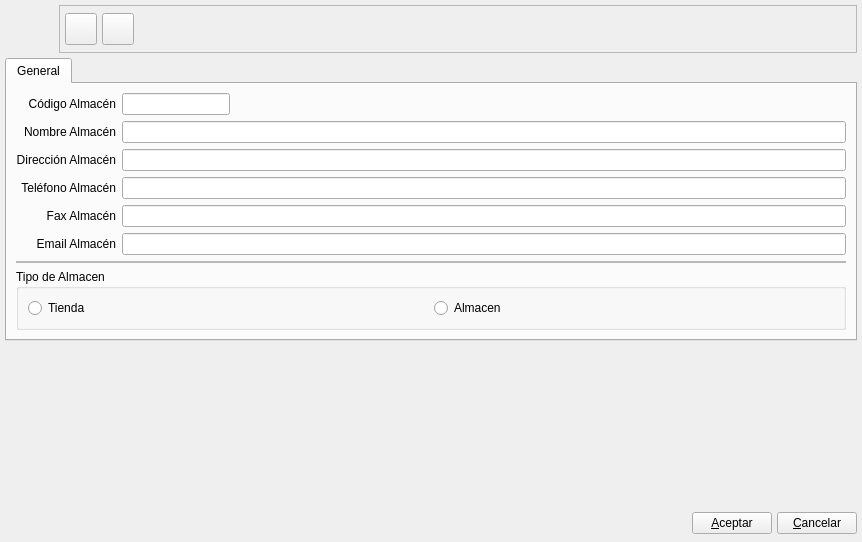
Before: the Qt Designer form bulmages/bulmacont/plugins/pluginproyectos/proyectobase.ui in eboladev/Bulmages-1, drawn with Qt 5.
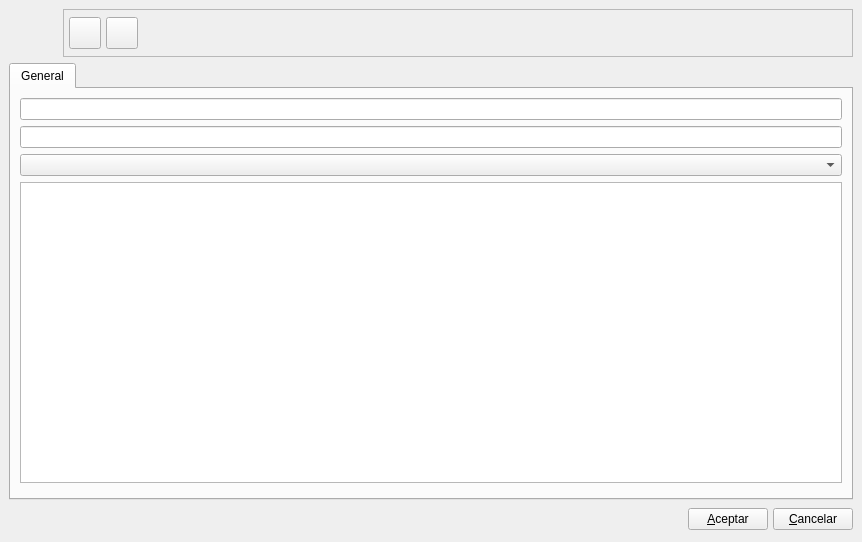
After: the same form once the commit is applied. Icons and pictures are not drawn. Custom widgets are drawn as their Qt base class.

Commit message: Arreglo la ventana de presupuestos contables y hago algunas mejoras adicionales al plugin de validacion de usuarios con centralita telefonica.

Diff of the .ui file:
```diff
--- a/bulmages/bulmacont/plugins/pluginproyectos/proyectobase.ui
+++ b/bulmages/bulmacont/plugins/pluginproyectos/proyectobase.ui
@@ -18,10 +18,10 @@
   </property>
   <layout class="QVBoxLayout" >
    <property name="margin" >
-    <number>5</number>
+    <number>9</number>
    </property>
    <property name="spacing" >
-    <number>5</number>
+    <number>6</number>
    </property>
    <item>
     <layout class="QHBoxLayout" >
@@ -176,36 +176,16 @@
        <property name="spacing" >
         <number>6</number>
        </property>
-       <item row="7" column="0" colspan="3" >
-        <widget class="QGroupBox" name="groupBox" >
-         <property name="title" >
-          <string>Tipo de Almacen</string>
-         </property>
-         <layout class="QHBoxLayout" >
-          <property name="margin" >
-           <number>9</number>
-          </property>
-          <property name="spacing" >
-           <number>6</number>
-          </property>
-          <item>
-           <widget class="QRadioButton2" name="mui_tipoalmacen_t" >
-            <property name="text" >
-             <string>Tienda</string>
-            </property>
-           </widget>
-          </item>
-          <item>
-           <widget class="QRadioButton2" name="mui_tipoalmacen_a" >
-            <property name="text" >
-             <string>Almacen</string>
-            </property>
-           </widget>
-          </item>
-         </layout>
-        </widget>
+       <item row="2" column="0" >
+        <widget class="BusquedaCCoste" name="mui_idc_coste" />
        </item>
-       <item row="6" column="0" colspan="3" >
+       <item row="3" column="0" >
+        <widget class="QTextEdit" name="mui_comentpresupuestoc" />
+       </item>
+       <item row="0" column="0" >
+        <widget class="QLineEdit" name="mui_nompresupuestoc" />
+       </item>
+       <item row="4" column="0" >
         <widget class="QFrame" name="mui_frameplugin" >
          <property name="frameShape" >
           <enum>QFrame::StyledPanel</enum>
@@ -215,261 +195,13 @@
          </property>
         </widget>
        </item>
-       <item row="5" column="0" >
-        <widget class="QLabel" name="textLabel1_4_8" >
-         <property name="text" >
-          <string>Email Almacén</string>
-         </property>
-         <property name="alignment" >
-          <set>Qt::AlignRight|Qt::AlignTrailing|Qt::AlignVCenter</set>
-         </property>
-         <property name="buddy" >
-          <cstring>mui_nomalmacen</cstring>
-         </property>
-        </widget>
-       </item>
-       <item row="5" column="1" colspan="2" >
-        <widget class="QLineEdit" name="mui_emailalmacen" >
-         <property name="enabled" >
-          <bool>true</bool>
-         </property>
-         <property name="sizePolicy" >
-          <sizepolicy>
-           <hsizetype>5</hsizetype>
-           <vsizetype>0</vsizetype>
-           <horstretch>0</horstretch>
-           <verstretch>0</verstretch>
-          </sizepolicy>
-         </property>
-         <property name="minimumSize" >
-          <size>
-           <width>150</width>
-           <height>0</height>
-          </size>
-         </property>
-         <property name="alignment" >
-          <set>Qt::AlignLeading</set>
-         </property>
-         <property name="readOnly" >
-          <bool>false</bool>
-         </property>
-        </widget>
-       </item>
-       <item row="4" column="0" >
-        <widget class="QLabel" name="textLabel1_4_7" >
-         <property name="text" >
-          <string>Fax Almacén</string>
-         </property>
-         <property name="alignment" >
-          <set>Qt::AlignRight|Qt::AlignTrailing|Qt::AlignVCenter</set>
-         </property>
-         <property name="buddy" >
-          <cstring>mui_nomalmacen</cstring>
-         </property>
-        </widget>
-       </item>
-       <item row="4" column="1" colspan="2" >
-        <widget class="QLineEdit" name="mui_faxalmacen" >
-         <property name="enabled" >
-          <bool>true</bool>
-         </property>
-         <property name="sizePolicy" >
-          <sizepolicy>
-           <hsizetype>5</hsizetype>
-           <vsizetype>0</vsizetype>
-           <horstretch>0</horstretch>
-           <verstretch>0</verstretch>
-          </sizepolicy>
-         </property>
-         <property name="minimumSize" >
-          <size>
-           <width>150</width>
-           <height>0</height>
-          </size>
-         </property>
-         <property name="alignment" >
-          <set>Qt::AlignRight</set>
-         </property>
-         <property name="readOnly" >
-          <bool>false</bool>
-         </property>
-        </widget>
-       </item>
-       <item row="3" column="0" >
-        <widget class="QLabel" name="textLabel1_4_6" >
-         <property name="text" >
-          <string>Teléfono Almacén</string>
-         </property>
-         <property name="alignment" >
-          <set>Qt::AlignRight|Qt::AlignTrailing|Qt::AlignVCenter</set>
-         </property>
-         <property name="buddy" >
-          <cstring>mui_nomalmacen</cstring>
-         </property>
-        </widget>
-       </item>
-       <item row="3" column="1" colspan="2" >
-        <widget class="QLineEdit" name="mui_telalmacen" >
-         <property name="enabled" >
-          <bool>true</bool>
-         </property>
-         <property name="sizePolicy" >
-          <sizepolicy>
-           <hsizetype>5</hsizetype>
-           <vsizetype>0</vsizetype>
-           <horstretch>0</horstretch>
-           <verstretch>0</verstretch>
-          </sizepolicy>
-         </property>
-         <property name="minimumSize" >
-          <size>
-           <width>150</width>
-           <height>0</height>
-          </size>
-         </property>
-         <property name="alignment" >
-          <set>Qt::AlignRight</set>
-         </property>
-         <property name="readOnly" >
-          <bool>false</bool>
-         </property>
-        </widget>
-       </item>
-       <item row="2" column="0" >
-        <widget class="QLabel" name="textLabel1_4_5" >
-         <property name="text" >
-          <string>Dirección Almacén</string>
-         </property>
-         <property name="alignment" >
-          <set>Qt::AlignRight|Qt::AlignTrailing|Qt::AlignVCenter</set>
-         </property>
-         <property name="buddy" >
-          <cstring>mui_nomalmacen</cstring>
-         </property>
-        </widget>
-       </item>
-       <item row="2" column="1" colspan="2" >
-        <widget class="QLineEdit" name="mui_diralmacen" >
-         <property name="enabled" >
-          <bool>true</bool>
-         </property>
-         <property name="sizePolicy" >
-          <sizepolicy>
-           <hsizetype>5</hsizetype>
-           <vsizetype>0</vsizetype>
-           <horstretch>0</horstretch>
-           <verstretch>0</verstretch>
-          </sizepolicy>
-         </property>
-         <property name="minimumSize" >
-          <size>
-           <width>150</width>
-           <height>0</height>
-          </size>
-         </property>
-         <property name="alignment" >
-          <set>Qt::AlignLeading</set>
-         </property>
-         <property name="readOnly" >
-          <bool>false</bool>
-         </property>
-        </widget>
-       </item>
        <item row="1" column="0" >
-        <widget class="QLabel" name="textLabel1_4_4" >
-         <property name="text" >
-          <string>Nombre Almacén</string>
-         </property>
-         <property name="alignment" >
-          <set>Qt::AlignRight|Qt::AlignTrailing|Qt::AlignVCenter</set>
-         </property>
-         <property name="buddy" >
-          <cstring>mui_nomalmacen</cstring>
-         </property>
-        </widget>
-       </item>
-       <item row="1" column="1" colspan="2" >
-        <widget class="QLineEdit" name="mui_nomalmacen" >
-         <property name="enabled" >
-          <bool>true</bool>
-         </property>
-         <property name="sizePolicy" >
-          <sizepolicy>
-           <hsizetype>5</hsizetype>
-           <vsizetype>0</vsizetype>
-           <horstretch>0</horstretch>
-           <verstretch>0</verstretch>
-          </sizepolicy>
-         </property>
-         <property name="minimumSize" >
-          <size>
-           <width>150</width>
-           <height>0</height>
-          </size>
-         </property>
-         <property name="alignment" >
-          <set>Qt::AlignLeading</set>
-         </property>
-         <property name="readOnly" >
-          <bool>false</bool>
-         </property>
-        </widget>
-       </item>
-       <item row="0" column="0" >
-        <widget class="QLabel" name="textLabel1_2_2_3_2" >
-         <property name="text" >
-          <string>Código Almacén</string>
-         </property>
-         <property name="alignment" >
-          <set>Qt::AlignRight|Qt::AlignTrailing|Qt::AlignVCenter</set>
-         </property>
-         <property name="buddy" >
-          <cstring>mui_codigoalmacen</cstring>
-         </property>
-        </widget>
-       </item>
-       <item row="0" column="1" >
-        <widget class="QLineEdit" name="mui_codigoalmacen" >
-         <property name="sizePolicy" >
-          <sizepolicy>
-           <hsizetype>5</hsizetype>
-           <vsizetype>0</vsizetype>
-           <horstretch>0</horstretch>
-           <verstretch>0</verstretch>
-          </sizepolicy>
-         </property>
-        </widget>
-       </item>
-       <item row="0" column="2" >
-        <spacer>
-         <property name="orientation" >
-          <enum>Qt::Horizontal</enum>
-         </property>
-         <property name="sizeHint" >
-          <size>
-           <width>161</width>
-           <height>20</height>
-          </size>
-         </property>
-        </spacer>
+        <widget class="BusquedaFecha" name="mui_fechapresupuestoc" />
        </item>
       </layout>
      </widget>
     </widget>
    </item>
-   <item>
-    <spacer>
-     <property name="orientation" >
-      <enum>Qt::Vertical</enum>
-     </property>
-     <property name="sizeHint" >
-      <size>
-       <width>691</width>
-       <height>51</height>
-      </size>
-     </property>
-    </spacer>
-   </item>
    <item>
     <layout class="QHBoxLayout" >
      <property name="margin" >
@@ -515,9 +247,14 @@
  <layoutdefault spacing="4" margin="3" />
  <customwidgets>
   <customwidget>
-   <class>QRadioButton2</class>
-   <extends>QRadioButton</extends>
-   <header>qradiobutton2.h</header>
+   <class>BusquedaFecha</class>
+   <extends>QLineEdit</extends>
+   <header>busquedafecha.h</header>
+  </customwidget>
+  <customwidget>
+   <class>BusquedaCCoste</class>
+   <extends>QComboBox</extends>
+   <header>busquedaccoste.h</header>
   </customwidget>
  </customwidgets>
  <resources>
```
Left out of the diff: 6 changed lines with no effect on the pictures. The commit also changes 6 other files.
